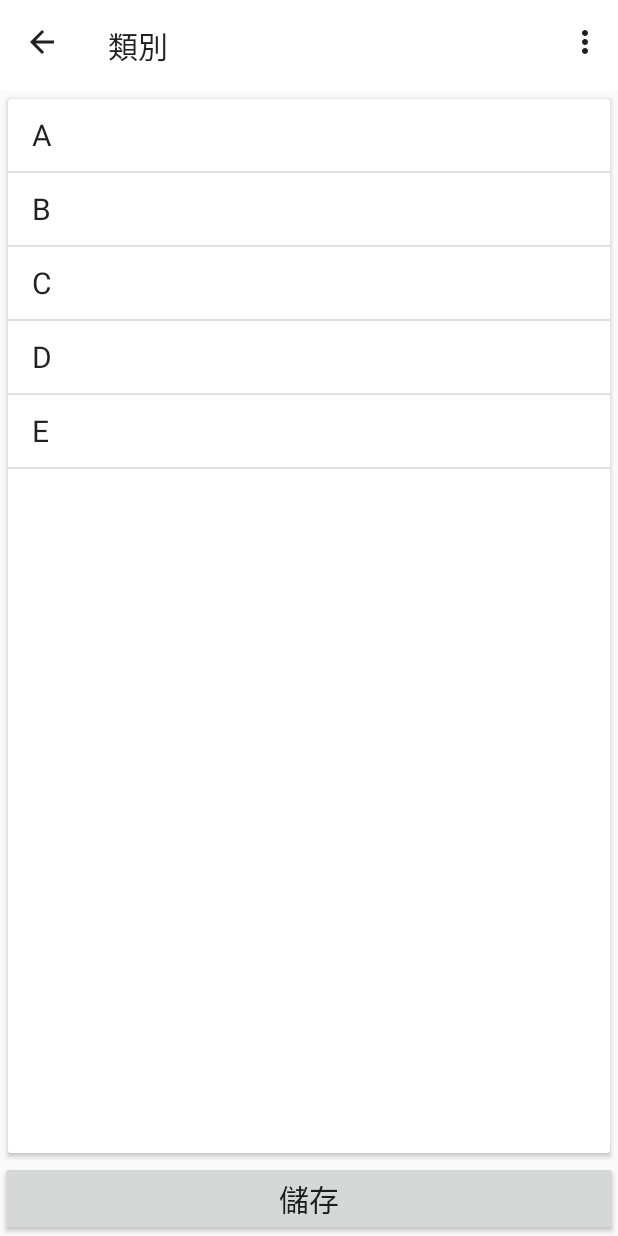
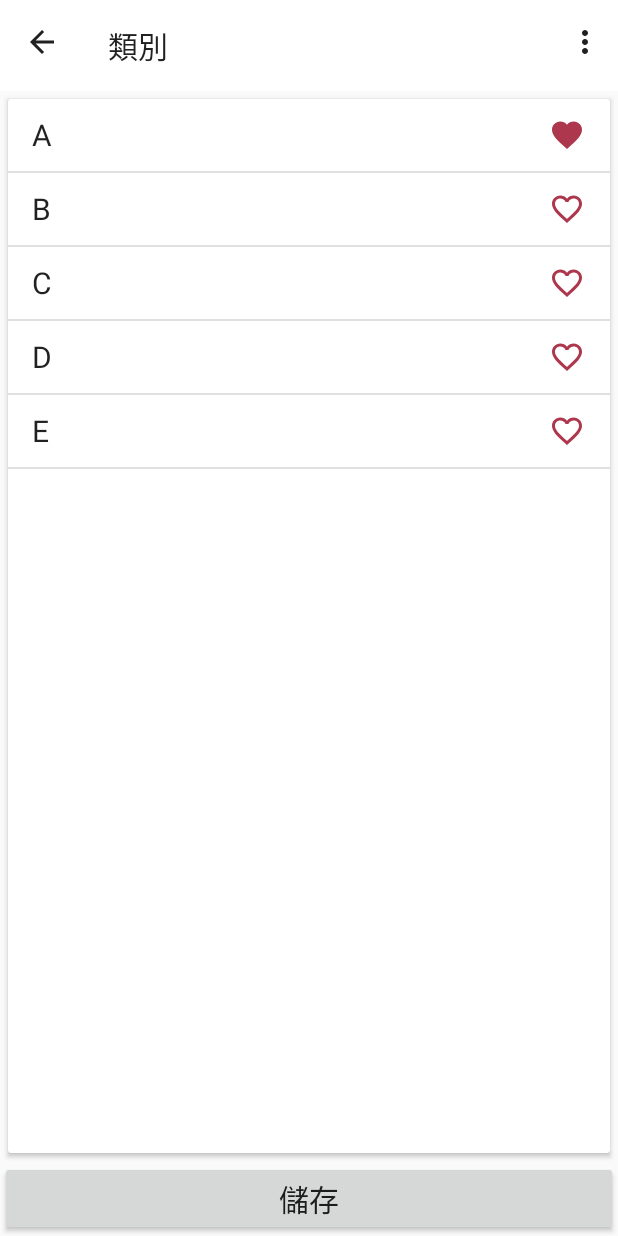
Before and after one commit to RskerZ/VoiceApp, an Android app: the EditTypeActivity screen opened directly, with no data from a screen before it, in the options menu, after a tap on "支出", on a phone screen of 412 x 824 dp. Run offline under Robolectric (Android 15) with nearby library versions, the phone set to English and light mode, and no system bars.

Commit message:
editType Activity 100% done

```diff
--- /dev/null
+++ b/app/src/main/java/com/example/voiceko/EditTypeListAdapter.kt
@@ -0,0 +1,47 @@
+package com.example.voiceko
+
+import android.content.Context
+import android.util.Log
+import android.view.LayoutInflater
+import android.view.View
+import android.view.ViewGroup
+import android.widget.*
+
+
+class EditTypeListAdapter(context: Context, itemList: List<String>): BaseAdapter() {
+    val mLatInf: LayoutInflater = context.getSystemService(Context.LAYOUT_INFLATER_SERVICE) as LayoutInflater
+
+    val mItemList = itemList
+
+    //要新增到ListView的東西請放這裡
+    override fun getView(position: Int, convertView: View?, parent: ViewGroup?): View {
+        val view = mLatInf.inflate(R.layout.type_listitem,parent,false)
+        val typeNameTextView = view.findViewById<TextView>(R.id.typeNameTextView)
+        val typeFavorite = view.findViewById<CheckBox>(R.id.typeFavorite)
+        typeNameTextView.text = mItemList[position]
+        //設定哪個是最愛
+        typeFavorite.setOnClickListener {
+            if(typeFavorite.isChecked){
+                //Toast.makeText(this, "已新增到我的最愛", Toast.LENGTH_SHORT).show()
+                Log.e("AAAAA","已新增到我的最愛")
+            }else{
+                //Toast.makeText(this, "已移除我的最愛", Toast.LENGTH_SHORT).show()
+                Log.e("AAAAA","已移除我的最愛")
+            }
+        }
+        return view
+    }
+
+    override fun getItem(position: Int): Any? {
+        return mItemList[position]
+    }
+
+    override fun getItemId(position: Int): Long {
+        return 0
+    }
+
+    override fun getCount(): Int {
+        return mItemList.size
+    }
+
+}
--- a/app/src/main/java/com/example/voiceko/ui/EditTypeActivity.kt
+++ b/app/src/main/java/com/example/voiceko/ui/EditTypeActivity.kt
@@ -1,24 +1,29 @@
 package com.example.voiceko.ui
 
-import androidx.appcompat.app.AppCompatActivity
 import android.os.Bundle
+import android.util.Log
+import android.view.LayoutInflater
 import android.view.Menu
 import android.view.MenuItem
-import android.widget.ArrayAdapter
-import android.widget.ListView
-import android.widget.TextView
-import android.widget.Toast
+import android.view.View
+import android.widget.*
+import androidx.appcompat.app.AlertDialog
+import androidx.appcompat.app.AppCompatActivity
 import androidx.appcompat.widget.Toolbar
+import com.example.voiceko.EditTypeListAdapter
 import com.example.voiceko.R
+
 
 class EditTypeActivity : AppCompatActivity() {
     private lateinit var toolbar: Toolbar
     private lateinit var typeList: ListView
+    private lateinit var savebtn: Button
     override fun onCreate(savedInstanceState: Bundle?) {
         super.onCreate(savedInstanceState)
         setContentView(R.layout.activity_edit_type)
         typeList = findViewById(R.id.typeList)
-        //類別資料
+        savebtn = findViewById(R.id.editTypeSaveBtn)
+        //類別資料  Oncreate預設要是支出類別
         var typeListData = arrayListOf<String>("A","B","C","D","E")
         // 設定右上角的 menu
         toolbar = findViewById(R.id.edittype_toolbar)
@@ -26,16 +31,23 @@
         //工具列，設置返回鍵啟用
         setSupportActionBar(toolbar)
         supportActionBar!!.setDisplayHomeAsUpEnabled(true)
-        //Oncreate預設要是支出類別
+
         //載入類別資料到ListView
         setTypeList(typeListData)
+
+        //ItemClick
+        typeList.setOnItemClickListener{parent, view, position, id ->
+            val element = typeList.adapter.getItem(position) // The item that was clicked
+            EditTypeDialog(element.toString()).show()
+        }
+
     }
-    //返回鍵
+    //返回鍵 AND 右上收入支出的切換
     override fun onOptionsItemSelected(item: MenuItem): Boolean {
         when(item.itemId){
-            R.id.home -> finish()
             R.id.costtype -> Toast.makeText(this, "支出", Toast.LENGTH_SHORT).show()
             R.id.incometype -> Toast.makeText(this, "收入", Toast.LENGTH_SHORT).show()
+            else -> finish()
         }
         return super.onOptionsItemSelected(item)
     }
@@ -44,9 +56,36 @@
         menuInflater.inflate(R.menu.typemenu, menu)
         return super.onCreateOptionsMenu(menu)
     }
-    //載入記帳紀錄資料
+
+
+    //載入類別紀錄資料
     private fun setTypeList(ListData: ArrayList<String>){
-        var adapter = ArrayAdapter<String>(this,android.R.layout.simple_list_item_1,ListData)
+        var adapter = EditTypeListAdapter(this,ListData)
         typeList.adapter = adapter
+
+    }
+    //對話方塊
+    private fun EditTypeDialog(typeName: String): AlertDialog {
+        val builder = AlertDialog.Builder(this)
+        builder.setTitle("編輯類別")
+        //設定對話方塊內部元件 類似在OnCreate()裡面
+        val inflater = LayoutInflater.from(application)
+        val view: View = inflater.inflate(R.layout.edittype_dialog, null)
+        builder.setView(view)
+        val editTypeName = view.findViewById<EditText>(R.id.editTypeName)
+
+        editTypeName.setText(typeName)
+
+
+        builder.setPositiveButton("編輯") { _, _ ->
+            Toast.makeText(this, "我按了確認", Toast.LENGTH_SHORT).show()
+        }
+        builder.setNegativeButton("刪除") { _, _ ->
+            Toast.makeText(this, "我按了刪除", Toast.LENGTH_SHORT).show()
+        }
+        val dialog = builder.create()
+
+
+        return dialog
     }
 }
--- /dev/null
+++ b/app/src/main/res/drawable/favorite_style.xml
@@ -0,0 +1,7 @@
+<?xml version="1.0" encoding="utf-8"?>
+<selector xmlns:android="http://schemas.android.com/apk/res/android">
+    <item android:drawable="@drawable/ic_baseline_favorite_checked" android:state_checked="true"/>
+    <item android:drawable="@drawable/ic_baseline_favorite_notchecked" android:state_checked="false"/>
+    <item android:drawable="@drawable/ic_baseline_favorite_notchecked"/>
+
+</selector>
--- /dev/null
+++ b/app/src/main/res/drawable/ic_baseline_favorite_checked.xml
@@ -0,0 +1,5 @@
+<vector android:height="24dp" android:tint="#AD374C"
+    android:viewportHeight="24" android:viewportWidth="24"
+    android:width="24dp" xmlns:android="http://schemas.android.com/apk/res/android">
+    <path android:fillColor="@android:color/white" android:pathData="M12,21.35l-1.45,-1.32C5.4,15.36 2,12.28 2,8.5 2,5.42 4.42,3 7.5,3c1.74,0 3.41,0.81 4.5,2.09C13.09,3.81 14.76,3 16.5,3 19.58,3 22,5.42 22,8.5c0,3.78 -3.4,6.86 -8.55,11.54L12,21.35z"/>
+</vector>
--- /dev/null
+++ b/app/src/main/res/drawable/ic_baseline_favorite_notchecked.xml
@@ -0,0 +1,5 @@
+<vector android:height="24dp" android:tint="#AD374C"
+    android:viewportHeight="24" android:viewportWidth="24"
+    android:width="24dp" xmlns:android="http://schemas.android.com/apk/res/android">
+    <path android:fillColor="@android:color/white" android:pathData="M16.5,3c-1.74,0 -3.41,0.81 -4.5,2.09C10.91,3.81 9.24,3 7.5,3 4.42,3 2,5.42 2,8.5c0,3.78 3.4,6.86 8.55,11.54L12,21.35l1.45,-1.32C18.6,15.36 22,12.28 22,8.5 22,5.42 19.58,3 16.5,3zM12.1,18.55l-0.1,0.1 -0.1,-0.1C7.14,14.24 4,11.39 4,8.5 4,6.5 5.5,5 7.5,5c1.54,0 3.04,0.99 3.57,2.36h1.87C13.46,5.99 14.96,5 16.5,5c2,0 3.5,1.5 3.5,3.5 0,2.89 -3.14,5.74 -7.9,10.05z"/>
+</vector>
--- a/app/src/main/res/layout/activity_setting.xml
+++ b/app/src/main/res/layout/activity_setting.xml
@@ -39,5 +39,5 @@
         android:id="@+id/setting_edittypebtn"
         android:layout_width="match_parent"
         android:layout_height="wrap_content"
-        android:text="類別排序" />
+        android:text="編輯類別" />
 </LinearLayout>
--- /dev/null
+++ b/app/src/main/res/layout/type_listitem.xml
@@ -0,0 +1,42 @@
+<?xml version="1.0" encoding="utf-8"?>
+<LinearLayout xmlns:android="http://schemas.android.com/apk/res/android"
+    android:layout_height="match_parent"
+    android:layout_width="match_parent">
+
+    <TextView
+        android:id="@+id/typeNameTextView"
+        android:layout_width="0dp"
+        android:layout_height="wrap_content"
+        android:layout_weight="0.9"
+        android:text="TextView"
+        android:textAppearance="?android:attr/textAppearanceListItemSmall"
+        android:gravity="center_vertical"
+        android:paddingStart="?android:attr/listPreferredItemPaddingStart"
+        android:paddingEnd="?android:attr/listPreferredItemPaddingEnd"
+        android:minHeight="?android:attr/listPreferredItemHeightSmall"/>
+
+    <CheckBox
+        android:id="@+id/typeFavorite"
+        android:layout_width="0dp"
+        android:layout_height="wrap_content"
+        android:layout_weight="0.1"
+        android:gravity="center"
+        android:minHeight="?android:attr/listPreferredItemHeightSmall"
+        style="@style/favorite_style"
+        android:focusable="false"
+        android:focusableInTouchMode="false" />
+</LinearLayout>
+<!--    <CheckedTextView xmlns:android="http://schemas.android.com/apk/res/android"-->
+<!--        android:id="@android:id/text1"-->
+<!--        android:layout_width="match_parent"-->
+<!--        android:layout_height="wrap_content"-->
+<!--        android:minHeight="?android:attr/listPreferredItemHeight"-->
+<!--        android:textAppearance="?android:attr/textAppearanceLarge"-->
+<!--        android:textColor="?android:attr/textColorAlertDialogListItem"-->
+<!--        android:gravity="center_vertical"-->
+<!--        android:paddingStart="12dip"-->
+<!--        android:paddingEnd="7dip"-->
+<!--        android:checkMark="@drawable/favorite_style"-->
+<!--        android:ellipsize="marquee">-->
+
+<!--        </CheckedTextView>-->
--- a/app/src/main/res/values/styles.xml
+++ b/app/src/main/res/values/styles.xml
@@ -61,4 +61,9 @@
 
     <!-- 以上是計算機用的styles -->
 
+    <!-- 以下是我的最愛用的styles -->
+    <style name="favorite_style">
+        <item name="android:button">@drawable/favorite_style</item>
+    </style>
+
 </resources>
```
Also changed, not shown: app/src/main/java/com/example/voiceko/ui/SettingActivity.kt (+17 -2 lines), app/src/main/res/layout/addtype_dialog.xml (added, +17 -0 lines), app/src/main/res/layout/edittype_dialog.xml (added, +26 -0 lines).
